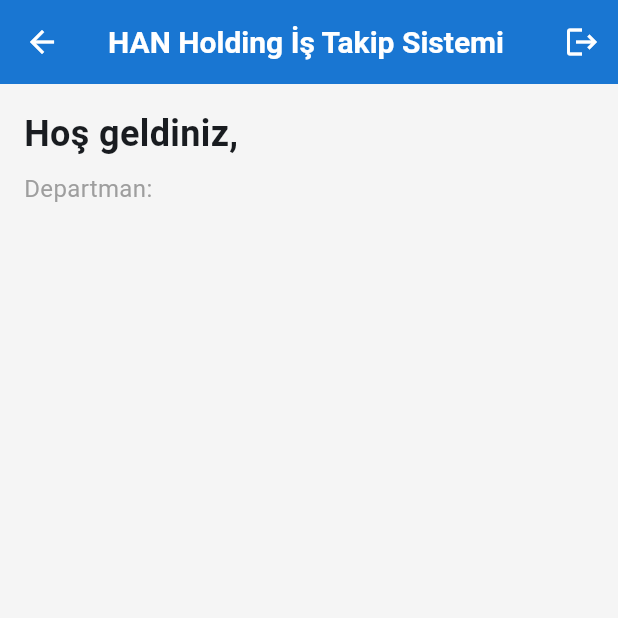
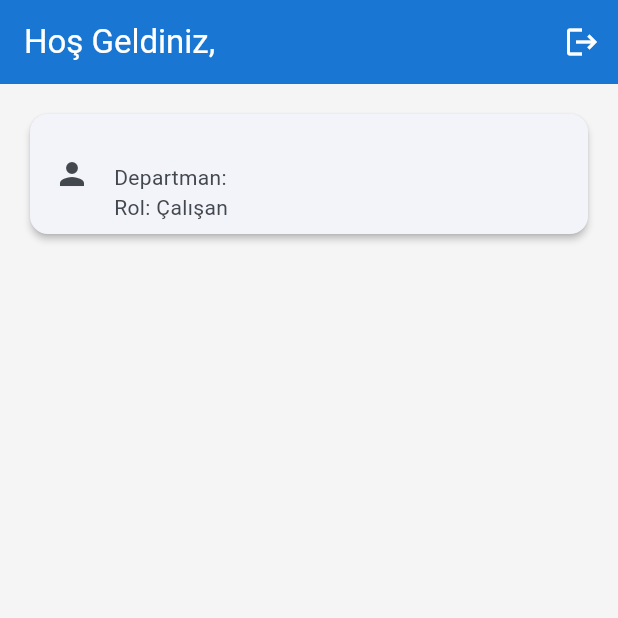
Before and after one commit to feritcemkahraman/is_takip_sistemi, a Flutter app: the HomeScreen screen opened directly with empty values, on a phone screen of 412 x 824 dp, the top half of it. Run offline on Flutter 3.47's test engine with Material 3 defaults, Android fonts, the phone set to English and light mode, and no system bars; our stand-ins replace cloud_firestore, file_picker, firebase_core, firebase_storage, flutter_typeahead, google_fonts; accounts and stored records are empty.

```diff
--- a/lib/constants/app_constants.dart
+++ b/lib/constants/app_constants.dart
@@ -4,7 +4,7 @@ class AppConstants {
   static const String titleRegister = 'Kayıt Ol';
 
   // Collections
-  static const String usersCollection = 'users';
+  static const String usersCollection = 'han_users';
   static const String tasksCollection = 'tasks';
 
   // Labels
--- a/lib/screens/home_screen.dart
+++ b/lib/screens/home_screen.dart
@@ -2,11 +2,12 @@ import 'package:flutter/material.dart';
 import '../constants/app_theme.dart';
 import '../constants/app_constants.dart';
 import '../services/auth_service.dart';
+import '../models/user_model.dart';
 import 'login_screen.dart';
 import 'user_management_screen.dart';
 
 class HomeScreen extends StatefulWidget {
-  final Map<String, dynamic> userData;
+  final UserModel userData;
 
   const HomeScreen({
     Key? key,
@@ -34,62 +35,57 @@ class _HomeScreenState extends State<HomeScreen> {
 
   @override
   Widget build(BuildContext context) {
-    final bool isAdmin = widget.userData['role'] == AppConstants.roleAdmin;
-    final String name = widget.userData['name'] ?? '';
-    final String department = widget.userData['department'] ?? '';
+    final bool isAdmin = widget.userData.role == AppConstants.roleAdmin;
 
     return Scaffold(
       appBar: AppBar(
-        title: const Text(
-          'HAN Holding İş Takip Sistemi',
-          style: TextStyle(
-            fontSize: 20,
-            fontWeight: FontWeight.bold,
-          ),
-        ),
+        title: Text('Hoş Geldiniz, ${widget.userData.name}'),
         backgroundColor: AppTheme.primaryColor,
         foregroundColor: Colors.white,
         actions: [
-          if (isAdmin)
-            IconButton(
-              icon: const Icon(Icons.people),
-              onPressed: () {
-                Navigator.push(
-                  context,
-                  MaterialPageRoute(
-                    builder: (context) => UserManagementScreen(),
-                  ),
-                );
-              },
-            ),
           IconButton(
             icon: const Icon(Icons.logout),
             onPressed: _logout,
           ),
         ],
       ),
-      body: Padding(
-        padding: const EdgeInsets.all(16.0),
+      body: SingleChildScrollView(
+        padding: const EdgeInsets.all(16),
         child: Column(
           crossAxisAlignment: CrossAxisAlignment.start,
           children: [
-            Text(
-              'Hoş geldiniz, $name',
-              style: const TextStyle(
-                fontSize: 24,
-                fontWeight: FontWeight.bold,
+            Card(
+              child: ListTile(
+                leading: const Icon(Icons.person),
+                title: Text(widget.userData.name),
+                subtitle: Column(
+                  crossAxisAlignment: CrossAxisAlignment.start,
+                  children: [
+                    Text('Departman: ${widget.userData.department}'),
+                    Text('Rol: ${widget.userData.role == AppConstants.roleAdmin ? 'Yönetici' : 'Çalışan'}'),
+                  ],
+                ),
               ),
             ),
-            const SizedBox(height: 8),
-            Text(
-              'Departman: $department',
-              style: const TextStyle(
-                fontSize: 16,
-                color: Colors.grey,
+            if (isAdmin) ...[
+              const SizedBox(height: 16),
+              ElevatedButton.icon(
+                onPressed: () {
+                  Navigator.push(
+                    context,
+                    MaterialPageRoute(
+                      builder: (context) => UserManagementScreen(),
+                    ),
+                  );
+                },
+                icon: const Icon(Icons.people),
+                label: const Text('Kullanıcı Yönetimi'),
+                style: ElevatedButton.styleFrom(
+                  backgroundColor: AppTheme.primaryColor,
+                  foregroundColor: Colors.white,
+                ),
               ),
-            ),
-            const SizedBox(height: 24),
-            // Buraya görevler listesi eklenecek
+            ],
           ],
         ),
       ),
--- a/lib/screens/task_detail_screen.dart
+++ b/lib/screens/task_detail_screen.dart
@@ -1,6 +1,5 @@
 import 'package:flutter/material.dart';
 import 'package:cloud_firestore/cloud_firestore.dart';
-import 'package:firebase_auth/firebase_auth.dart';
 import '../services/auth_service.dart';
 import '../services/task_service.dart';
 import '../models/task_model.dart';
@@ -34,7 +33,7 @@ class _TaskDetailScreenState extends State<TaskDetailScreen> {
   }
 
   Future<void> _loadCurrentUser() async {
-    final user = _authService.getCurrentUser();
+    final user = await _authService.getCurrentUserModel();
     if (user != null) {
       setState(() {
         _currentUserId = user.uid;
--- a/pubspec.yaml
+++ b/pubspec.yaml
@@ -12,9 +12,9 @@ dependencies:
   flutter_localizations:
     sdk: flutter
   cupertino_icons: ^1.0.2
-  firebase_core: ^2.15.1
-  firebase_auth: ^4.9.0
-  cloud_firestore: ^4.9.1
+  firebase_core: ^2.24.2
+  firebase_auth: ^4.16.0
+  cloud_firestore: ^4.14.0
   provider: ^6.1.1
   intl: ^0.19.0
   file_picker: ^6.1.1
```
Also changed, not shown: lib/main.dart (+21 -23 lines), lib/models/user_model.dart (+27 -53 lines), lib/screens/login_screen.dart (+21 -2 lines), lib/screens/register_screen.dart (+32 -7 lines), lib/screens/user_management_screen.dart (+16 -19 lines), lib/services/auth_service.dart (+127 -119 lines), 2 other files.
